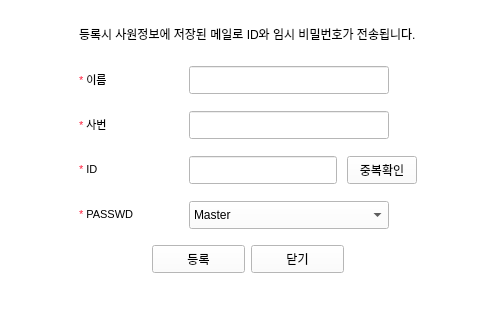
The window that sign_up.ui (hyeona-jeong/HRIS) describes before a commit, drawn with Qt 5.
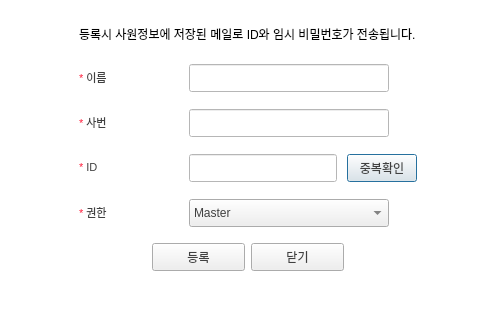
The same window after the commit. Icons and pictures are not drawn.

Patch:
```diff
--- a/sign_up.ui
+++ b/sign_up.ui
@@ -1,7 +1,7 @@
 <?xml version="1.0" encoding="UTF-8"?>
 <ui version="4.0">
- <class>MainWindow</class>
- <widget class="QMainWindow" name="MainWindow">
+ <class>Dialog</class>
+ <widget class="QDialog" name="Dialog">
   <property name="geometry">
    <rect>
     <x>0</x>
@@ -467,7 +467,10 @@
   <property name="windowTitle">
    <string/>
   </property>
-  <widget class="QWidget" name="signup">
+  <property name="windowIcon">
+   <iconset>
+    <normaloff>windowicon.jpg</normaloff>windowicon.jpg</iconset>
+  </property>
    <layout class="QVBoxLayout" name="verticalLayout">
     <item>
      <layout class="QVBoxLayout" name="signlayout" stretch="0,0,0,0,0">
@@ -501,7 +504,7 @@
            </size>
           </property>
           <property name="text">
-           <string>&lt;html&gt;&lt;head/&gt;&lt;body&gt;&lt;p&gt;&lt;span style=&quot; font-size:8pt; color:#ff1d3b;&quot;&gt;*&lt;/span&gt;&lt;span style=&quot; font-size:8pt;&quot;&gt; 사번&lt;/span&gt;&lt;/p&gt;&lt;/body&gt;&lt;/html&gt;</string>
+          <string>&lt;html&gt;&lt;head/&gt;&lt;body&gt;&lt;p&gt;&lt;span style=&quot; font-size:8pt; color:#ff1d3b;&quot;&gt;* &lt;/span&gt;&lt;span style=&quot; font-size:8pt; color:#404040;&quot;&gt;사번&lt;/span&gt;&lt;/p&gt;&lt;/body&gt;&lt;/html&gt;</string>
           </property>
          </widget>
         </item>
@@ -520,7 +523,7 @@
            </size>
           </property>
           <property name="text">
-           <string>&lt;html&gt;&lt;head/&gt;&lt;body&gt;&lt;p&gt;&lt;span style=&quot; font-size:8pt; color:#ff1d3b;&quot;&gt;*&lt;/span&gt;&lt;span style=&quot; font-size:8pt;&quot;&gt; 이름&lt;/span&gt;&lt;/p&gt;&lt;/body&gt;&lt;/html&gt;</string>
+          <string>&lt;html&gt;&lt;head/&gt;&lt;body&gt;&lt;p&gt;&lt;span style=&quot; font-size:8pt; color:#ff1d3b;&quot;&gt;* &lt;/span&gt;&lt;span style=&quot; font-size:8pt; color:#404040;&quot;&gt;이름&lt;/span&gt;&lt;/p&gt;&lt;/body&gt;&lt;/html&gt;</string>
           </property>
          </widget>
         </item>
@@ -555,7 +558,7 @@
            </size>
           </property>
           <property name="text">
-           <string>&lt;html&gt;&lt;head/&gt;&lt;body&gt;&lt;p&gt;&lt;span style=&quot; font-size:8pt; color:#ff1d3b;&quot;&gt;*&lt;/span&gt;&lt;span style=&quot; font-size:8pt;&quot;&gt; ID&lt;/span&gt;&lt;/p&gt;&lt;/body&gt;&lt;/html&gt;</string>
+          <string>&lt;html&gt;&lt;head/&gt;&lt;body&gt;&lt;p&gt;&lt;span style=&quot; font-size:8pt; color:#ff1d3b;&quot;&gt;* &lt;/span&gt;&lt;span style=&quot; font-size:8pt; color:#404040;&quot;&gt;ID&lt;/span&gt;&lt;/p&gt;&lt;/body&gt;&lt;/html&gt;</string>
           </property>
          </widget>
         </item>
@@ -574,7 +577,7 @@
            </size>
           </property>
           <property name="text">
-           <string>&lt;html&gt;&lt;head/&gt;&lt;body&gt;&lt;p&gt;&lt;span style=&quot; font-size:8pt; color:#ff1d3b;&quot;&gt;*&lt;/span&gt;&lt;span style=&quot; font-size:8pt;&quot;&gt; PASSWD&lt;/span&gt;&lt;/p&gt;&lt;/body&gt;&lt;/html&gt;</string>
+          <string>&lt;html&gt;&lt;head/&gt;&lt;body&gt;&lt;p&gt;&lt;span style=&quot; font-size:8pt; color:#ff1d3b;&quot;&gt;* &lt;/span&gt;&lt;span style=&quot; font-size:8pt; color:#404040;&quot;&gt;권한&lt;/span&gt;&lt;/p&gt;&lt;/body&gt;&lt;/html&gt;</string>
           </property>
          </widget>
         </item>
@@ -661,6 +664,9 @@
               <height>28</height>
              </size>
             </property>
+           <property name="styleSheet">
+            <string notr="true">color: #404040;</string>
+           </property>
             <property name="text">
              <string>중복확인</string>
             </property>
@@ -682,6 +688,9 @@
             <height>16777215</height>
            </size>
           </property>
+         <property name="styleSheet">
+          <string notr="true">color: #404040;</string>
+         </property>
           <item>
            <property name="text">
             <string>Master</string>
@@ -744,6 +753,9 @@
             <height>28</height>
            </size>
           </property>
+         <property name="styleSheet">
+          <string notr="true">color: #404040;</string>
+         </property>
           <property name="text">
            <string>등록</string>
           </property>
@@ -763,6 +775,9 @@
             <height>28</height>
            </size>
           </property>
+         <property name="styleSheet">
+          <string notr="true">color: #404040;</string>
+         </property>
           <property name="text">
            <string>닫기</string>
           </property>
@@ -802,7 +817,6 @@
      </layout>
     </item>
    </layout>
-  </widget>
  </widget>
  <resources/>
  <connections/>
```
Lines whose indentation alone changed are shown as unchanged.
